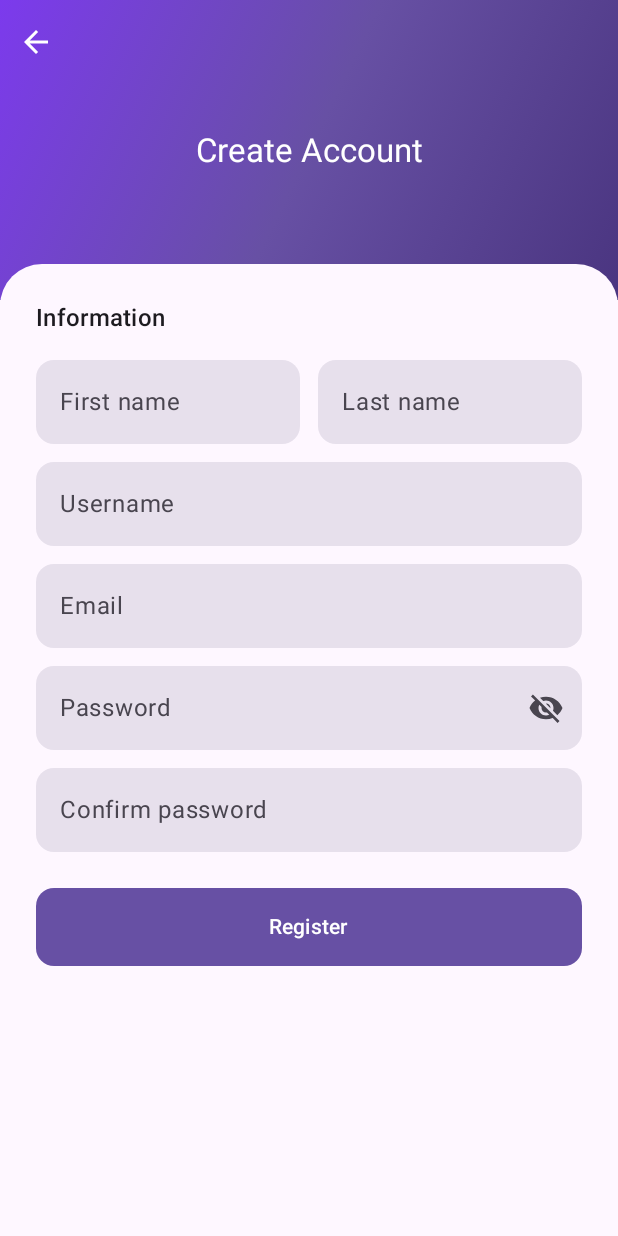
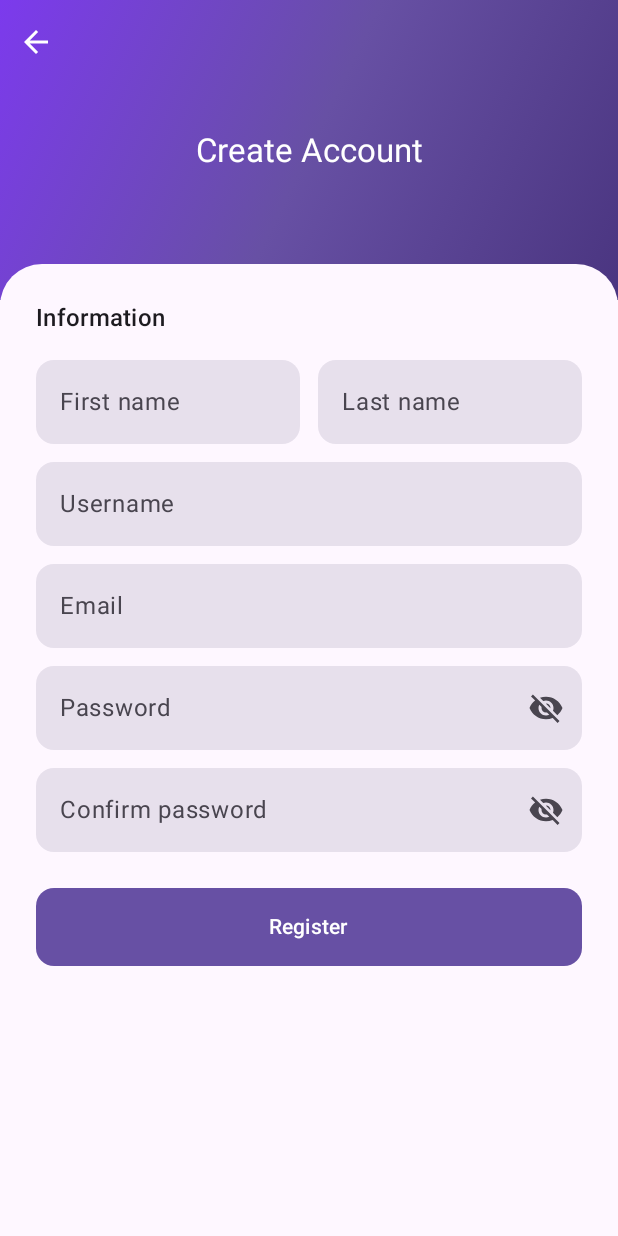
Before and after one commit to EdgarEldy/kotlin-android-tutorial, an Android app built with Jetpack Compose: the RegisterScreen screen opened through its navigation route, on a phone screen of 412 x 824 dp. Run offline under Robolectric (Android 15) with nearby library versions, the phone set to English and light mode, and no system bars; our stand-ins replace Dagger/Hilt's generated code; 1 statement that could not run was skipped.

Commit message:
merge(auth): bring view/hide toggle fixes from feature/auth
Merges the confirm password visibility toggle commits from feature/auth:
- fix(auth): add view/hide toggle to confirm password field in RegisterScreen
- fix(auth): add view/hide toggle to confirm password field in ResetPasswordScreen

```diff
--- a/app/src/main/java/com/edgareldy/tutorial/features/auth/screens/RegisterScreen.kt
+++ b/app/src/main/java/com/edgareldy/tutorial/features/auth/screens/RegisterScreen.kt
@@ -68,6 +68,7 @@ fun RegisterScreen(
     var password by rememberSaveable { mutableStateOf("") }
     var confirmPassword by rememberSaveable { mutableStateOf("") }
     var passwordVisible by rememberSaveable { mutableStateOf(false) }
+    var confirmPasswordVisible by rememberSaveable { mutableStateOf(false) }
 
     LaunchedEffect(uiState) {
         when (val state = uiState) {
@@ -187,7 +188,17 @@ fun RegisterScreen(
             value = confirmPassword,
             onValueChange = { confirmPassword = it },
             label = "Confirm password",
-            visualTransformation = PasswordVisualTransformation(),
+            visualTransformation = if (confirmPasswordVisible) VisualTransformation.None
+                                   else PasswordVisualTransformation(),
+            trailingIcon = {
+                IconButton(onClick = { confirmPasswordVisible = !confirmPasswordVisible }) {
+                    Icon(
+                        imageVector = if (confirmPasswordVisible) Icons.Default.Visibility
+                                      else Icons.Default.VisibilityOff,
+                        contentDescription = "Toggle confirm password visibility"
+                    )
+                }
+            },
             keyboardOptions = KeyboardOptions(
                 keyboardType = KeyboardType.Password,
                 imeAction = ImeAction.Done
```
Also changed, not shown: app/src/main/java/com/edgareldy/tutorial/features/auth/screens/ResetPasswordScreen.kt (+12 -1 lines).
